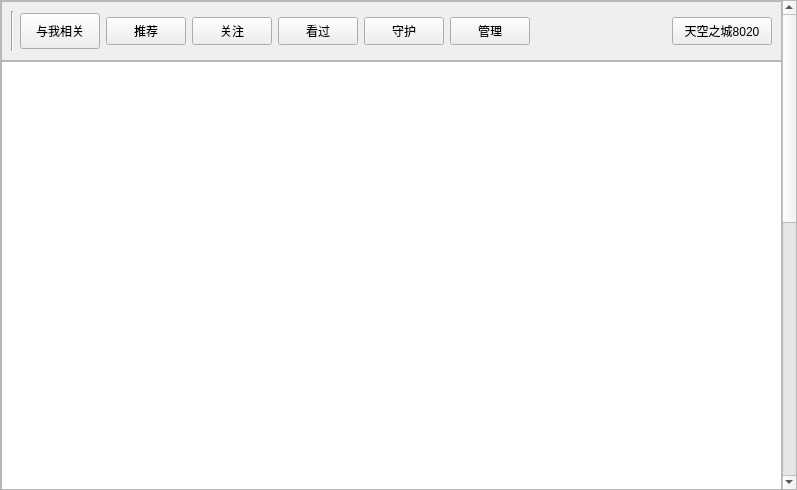
Above: VideoPlayer/mainwidget/musicscene/MusicScene.ui from huizhang556/pc-video-player before the change. Below: the same form after it.
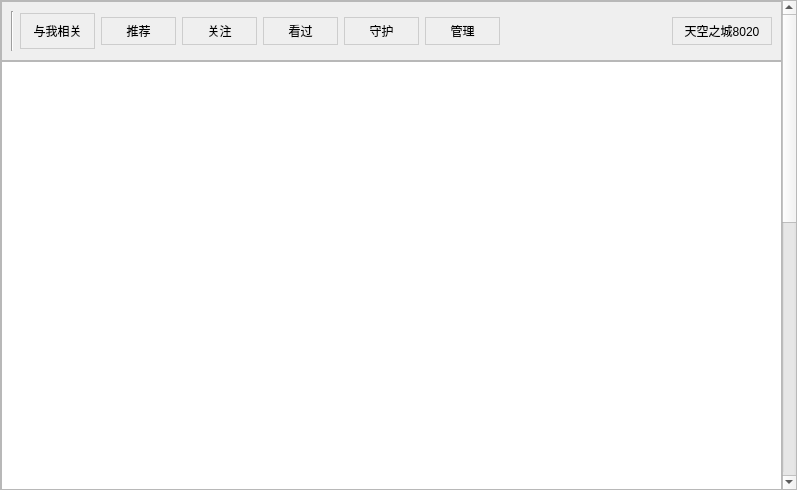
That is the form after the change.

```diff
--- a/VideoPlayer/mainwidget/musicscene/MusicScene.ui
+++ b/VideoPlayer/mainwidget/musicscene/MusicScene.ui
@@ -101,7 +101,7 @@
                 <property name="styleSheet">
                  <string notr="true">QPushButton
 {
-border-width: 1px;
+border: 1px solid #cdcdcd;
 }
 
 QPushButton:hover
```
Left out of the diff: 2 changed lines with no effect on the pictures.
